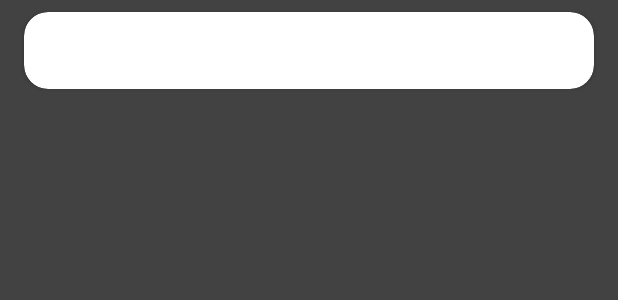
After one commit to BigOnake/Spend-time, an Android app: the layout fav_view_holder.xml on its own in the app's theme, with its tools: preview values and no code run, on a phone screen of 412 x 824 dp. The commit adds this screen. Shown: the top 300 px of the screen. Run offline under Robolectric (Android 15) with nearby library versions, the phone set to English and light mode, and no system bars.

Commit message:
добавить избранное оформить BottomNavigationBar

```diff
--- /dev/null
+++ b/app/src/main/java/com/example/todourmat/presentation/favourites/FavCard.java
@@ -0,0 +1,6 @@
+package com.example.todourmat.presentation.favourites;
+
+import java.io.Serializable;
+
+public class FavCard implements Serializable {
+}
--- /dev/null
+++ b/app/src/main/java/com/example/todourmat/presentation/favourites/OnItemClickListener.java
@@ -0,0 +1,5 @@
+package com.example.todourmat.presentation.favourites;
+
+public interface OnItemClickListener {
+    void CardID(int cardID);
+}
--- /dev/null
+++ b/app/src/main/res/drawable/ic_hearth_full.xml
@@ -0,0 +1,5 @@
+<vector android:height="24dp" android:tint="#FFFFFF"
+    android:viewportHeight="24" android:viewportWidth="24"
+    android:width="24dp" xmlns:android="http://schemas.android.com/apk/res/android">
+    <path android:fillColor="@android:color/white" android:pathData="M12,21.35l-1.45,-1.32C5.4,15.36 2,12.28 2,8.5 2,5.42 4.42,3 7.5,3c1.74,0 3.41,0.81 4.5,2.09C13.09,3.81 14.76,3 16.5,3 19.58,3 22,5.42 22,8.5c0,3.78 -3.4,6.86 -8.55,11.54L12,21.35z"/>
+</vector>
--- /dev/null
+++ b/app/src/main/res/layout/fav_view_holder.xml
@@ -0,0 +1,28 @@
+<?xml version="1.0" encoding="utf-8"?>
+<androidx.cardview.widget.CardView xmlns:android="http://schemas.android.com/apk/res/android"
+    xmlns:tools="http://schemas.android.com/tools"
+    android:layout_width="match_parent"
+    android:layout_height="wrap_content"
+    xmlns:app="http://schemas.android.com/apk/res-auto"
+    android:layout_marginStart="16dp"
+    android:layout_marginTop="8dp"
+    android:layout_marginEnd="16dp"
+    android:layout_marginBottom="8dp"
+    android:orientation="vertical"
+    android:padding="16dp"
+    app:cardCornerRadius="16dp">
+
+    <LinearLayout
+        android:id="@+id/layout"
+        android:layout_width="match_parent"
+        android:layout_height="wrap_content"
+        android:orientation="vertical"
+        android:padding="16dp">
+
+        <TextView
+            android:id="@+id/text_title"
+            android:layout_width="wrap_content"
+            android:layout_height="wrap_content"/>
+    </LinearLayout>
+
+</androidx.cardview.widget.CardView>
--- a/app/src/main/res/layout/fragment_main.xml
+++ b/app/src/main/res/layout/fragment_main.xml
@@ -47,6 +47,7 @@
             app:layout_constraintTop_toTopOf="parent" />
 
         <ImageView
+            android:id="@+id/favourite"
             android:layout_width="40dp"
             android:layout_height="40dp"
             android:background="@color/show_cl"
```
Also changed, not shown: app/src/main/java/com/example/todourmat/presentation/favourites/FavAdapter.java (added, +67 -0 lines), app/src/main/java/com/example/todourmat/presentation/favourites/FavouritesFragment.java (+10 -0 lines), app/src/main/java/com/example/todourmat/presentation/main/MainFragment.java (+63 -30 lines), app/src/main/res/layout/fragment_favourites.xml (+3 -4 lines).
